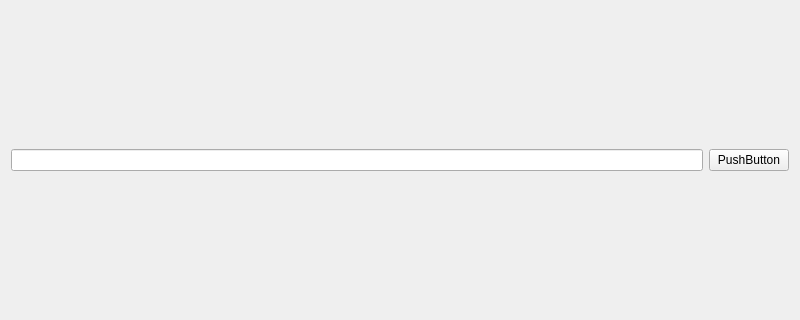
Above: widget.ui from JiaTaoXie/graphicsview before the change; both pictures show x 0 to 800 and y 140 to 460 of the 800 by 600 pixel window. Below: the same form after it.
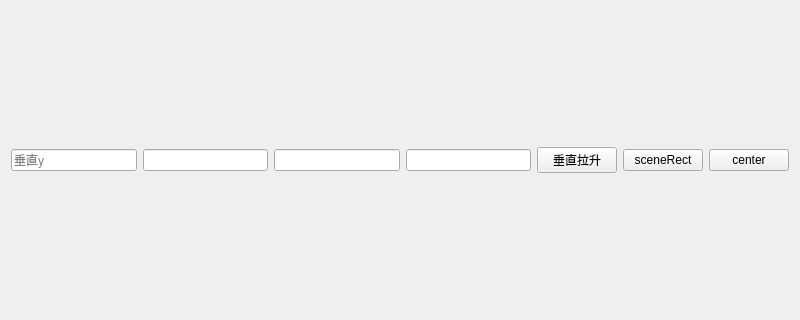
That is the form after the change.

Diff of the .ui file:
```diff
--- a/widget.ui
+++ b/widget.ui
@@ -20,12 +20,39 @@
    <item>
     <layout class="QHBoxLayout" name="horizontalLayout">
      <item>
-      <widget class="QLineEdit" name="lineEdit"/>
+      <widget class="QLineEdit" name="lineEdit">
+       <property name="placeholderText">
+        <string>垂直y</string>
+       </property>
+      </widget>
+     </item>
+     <item>
+      <widget class="QLineEdit" name="lineEdit_2"/>
+     </item>
+     <item>
+      <widget class="QLineEdit" name="lineEdit_3"/>
+     </item>
+     <item>
+      <widget class="QLineEdit" name="lineEdit_4"/>
+     </item>
+     <item>
+      <widget class="QPushButton" name="pushButton_2">
+       <property name="text">
+        <string>垂直拉升</string>
+       </property>
+      </widget>
      </item>
      <item>
       <widget class="QPushButton" name="pushButton">
        <property name="text">
-        <string>PushButton</string>
+        <string>sceneRect</string>
+       </property>
+      </widget>
+     </item>
+     <item>
+      <widget class="QPushButton" name="pushButton_3">
+       <property name="text">
+        <string>center</string>
        </property>
       </widget>
      </item>
```
